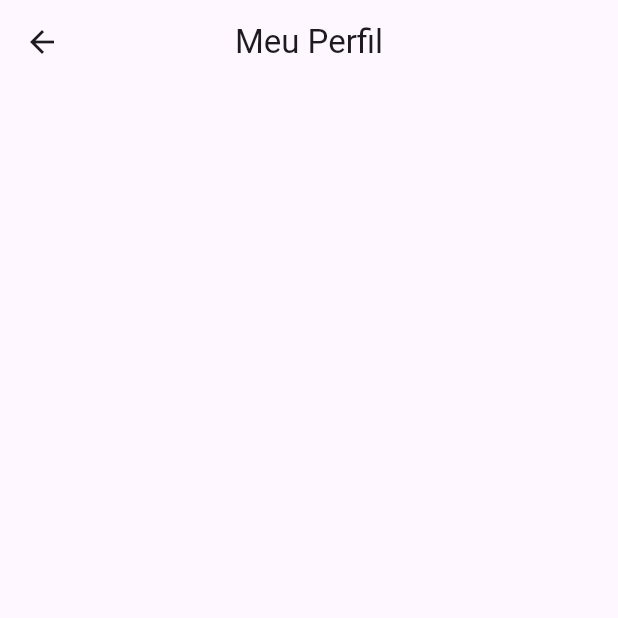
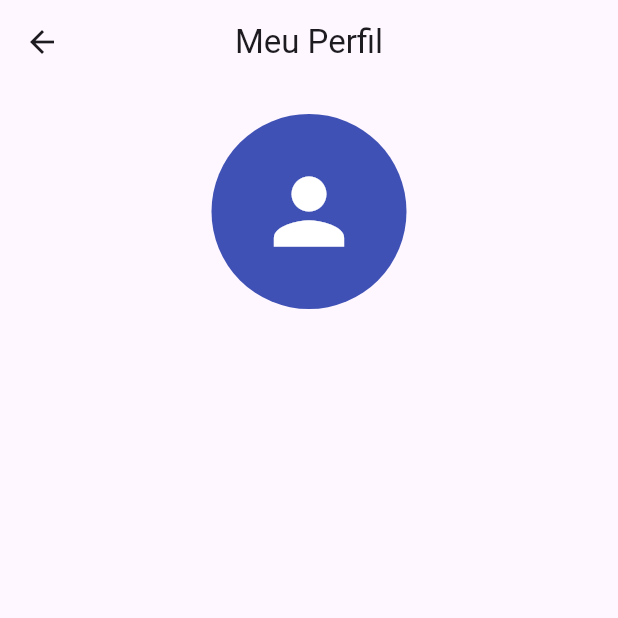
Before and after one commit to Pinbolim/programacao-mobile, a Flutter app: the Aula03 screen opened by its route, on a phone screen of 412 x 824 dp, the top half of it. Run offline on Flutter 3.47's test engine with Material 3 defaults, Android fonts, the phone set to English and light mode, and no system bars.

Commit message:
trabalhando alinhamento do column

```diff
--- a/lib/Paginas/aula03.dart
+++ b/lib/Paginas/aula03.dart
@@ -13,11 +13,28 @@ class Aula03 extends StatelessWidget {
       ),
       body: SingleChildScrollView(
           // Adiciona um padding em torno do conteúdo da tela
-        padding: EdgeInsets.all(20),
-        child: Column(
-          children: [],
-        ),
-      ),
+          padding: EdgeInsets.all(20),
+          child: Container(
+            width: double.infinity,
+            child: const Column(
+              mainAxisSize: MainAxisSize.max,
+              //Alinhnando ao centro
+              mainAxisAlignment: MainAxisAlignment.center,
+              crossAxisAlignment: CrossAxisAlignment.center,
+              children: [
+                //Cria um avatar circular
+                const CircleAvatar(
+                  radius: 65,
+                  backgroundColor: Colors.indigo,
+                  child: Icon(
+                    Icons.person,
+                    color: Colors.white,
+                    size: 70,
+                  ),
+                ),
+              ],
+            ),
+          )),
     );
   }
 }
```
